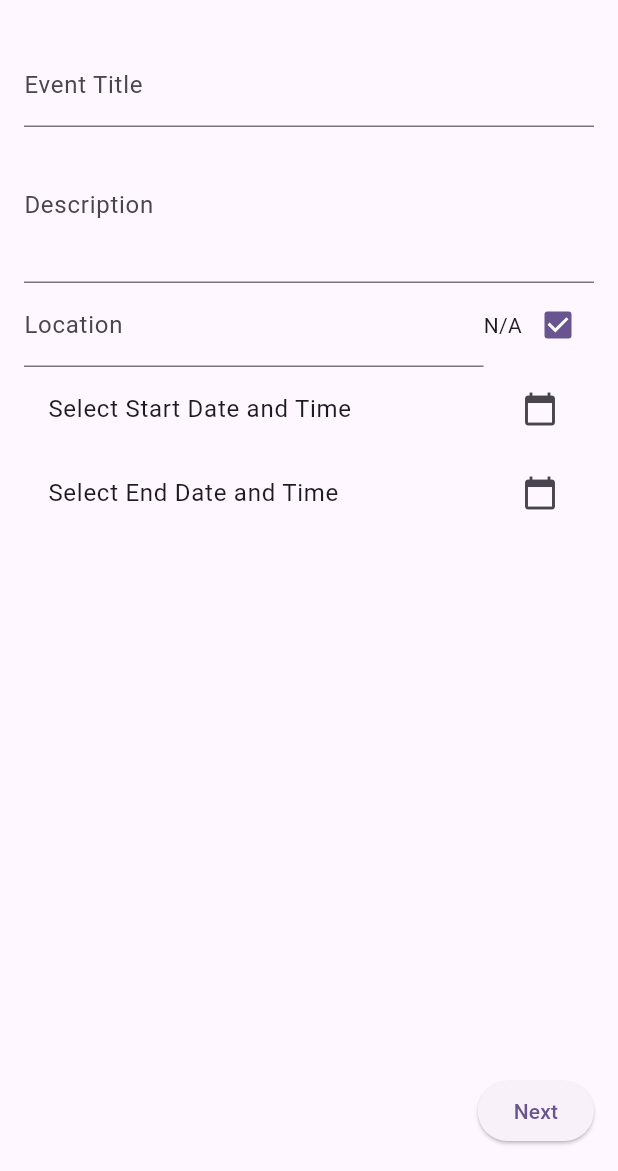
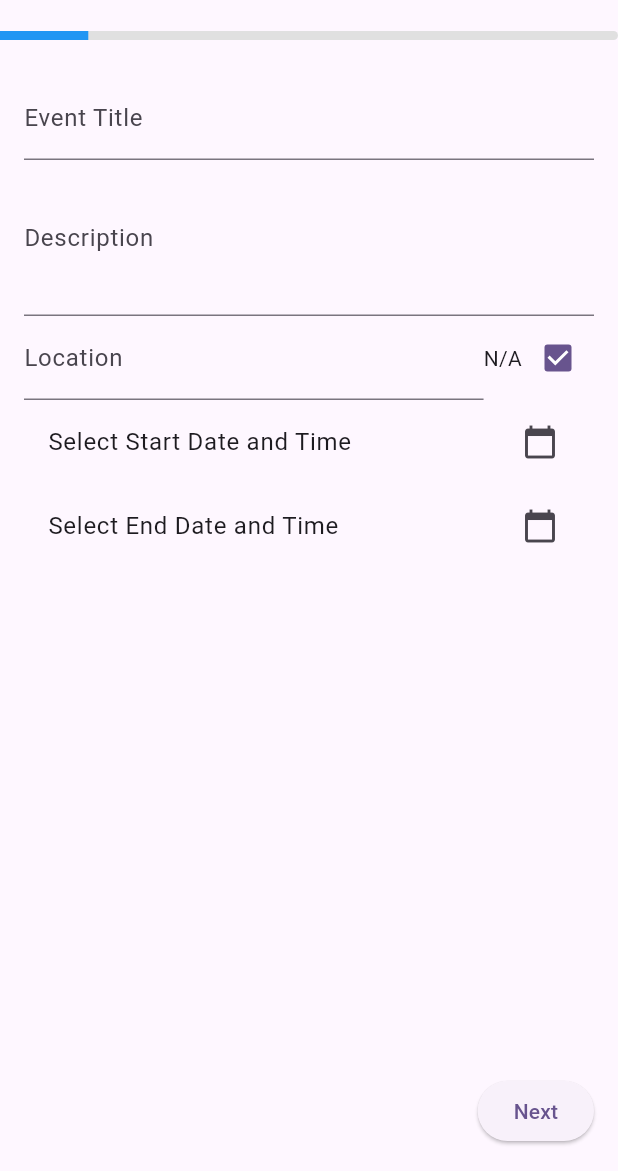
Before and after one commit to rjw1428/txt-invite, a Flutter app: the CreateEventScreen screen opened directly, on a phone screen of 412 x 824 dp, the part 65-1236 px from its top. Run offline on Flutter 3.47's test engine with Material 3 defaults, Android fonts, the phone set to English and light mode, and no system bars; our stand-ins replace cloud_firestore, firebase_auth, firebase_core, firebase_messaging, firebase_storage, flutter_contacts and 9 more; missing offline and left inert: add_2_calendar, another_telephony; accounts and stored records are empty.

Commit message:
Progress bar for creating event, made dashboard a tabbed navigation with current and historic events

```diff
--- a/lib/main.dart
+++ b/lib/main.dart
@@ -13,7 +13,6 @@ import 'package:txt_invite/src/services/firebase/firebase_comment_service.dart';
 import 'package:txt_invite/src/services/firebase/firebase_notification_service.dart';
 import 'package:txt_invite/src/services/firebase/firebase_template_service.dart';
 import 'package:txt_invite/src/services/telephony_service.dart';
-import 'package:txt_invite/src/ui/screens/event_history_screen.dart';
 import 'package:txt_invite/src/ui/screens/guest_list_screen.dart';
 import 'package:txt_invite/src/ui/screens/rsvp_screen.dart';
 import 'package:url_strategy/url_strategy.dart';
@@ -82,10 +81,6 @@ final _router = GoRouter(
     GoRoute(
       path: '/guest-lists',
       builder: (context, state) => const GuestListScreen(),
-    ),
-    GoRoute(
-      path: '/event-history',
-      builder: (context, state) => const EventHistoryScreen(),
     ),
   ],
   redirect: (context, state) {
--- a/lib/src/ui/screens/create_event_screen.dart
+++ b/lib/src/ui/screens/create_event_screen.dart
@@ -15,6 +15,7 @@ import 'package:txt_invite/src/ui/widgets/create_event_steps/guest_list_manageme
 import 'package:txt_invite/src/ui/widgets/create_event_steps/invitation_customization_step.dart';
 import 'package:txt_invite/src/ui/widgets/create_event_steps/sms_status_step.dart';
 import 'package:txt_invite/src/ui/widgets/create_event_steps/template_selection_step.dart';
+import 'package:txt_invite/src/ui/widgets/progress_bar.dart';
 import 'package:txt_invite/src/utils/constants.dart';
 import 'package:txt_invite/src/utils/functions.dart';
 
@@ -213,6 +214,14 @@ class _CreateEventScreenState extends State<CreateEventScreen> {
         children: [
           Column(
             children: [
+              Padding(
+                padding: const EdgeInsets.symmetric(horizontal: 0.0, vertical: 8.0),
+                child: AnimatedProgressbar(
+                  value: (_currentPage.index + 1) / CreateEventSteps.values.length,
+                  height: 6,
+                  backgroundColor: Colors.grey[300],
+                ),
+              ),
               Expanded(
                 child: PageView(
                   controller: _pageController,
--- /dev/null
+++ b/lib/src/ui/widgets/progress_bar.dart
@@ -0,0 +1,39 @@
+import 'package:flutter/material.dart';
+
+class AnimatedProgressbar extends StatelessWidget {
+  final double value;
+  final double height;
+  final Color? backgroundColor;
+
+  const AnimatedProgressbar({super.key, required this.value, this.backgroundColor = Colors.grey, this.height = 12});
+
+  @override
+  Widget build(BuildContext context) {
+    return LayoutBuilder(
+      builder: (BuildContext context, BoxConstraints box) {
+        return Stack(
+          children: [
+            Container(
+              height: height,
+              decoration: BoxDecoration(
+                color: backgroundColor,
+                borderRadius: BorderRadius.all(Radius.circular(height)),
+              ),
+            ),
+            AnimatedContainer(
+              duration: const Duration(milliseconds: 800),
+              curve: Curves.easeOutCubic,
+              height: height,
+              width: box.maxWidth * _floor(value),
+              decoration: BoxDecoration(color: Colors.blue),
+            ),
+          ],
+        );
+      },
+    );
+  }
+
+  _floor(double value, [min = 0.0]) {
+    return value.sign <= min ? min : value;
+  }
+}
```
Also changed, not shown: lib/src/ui/screens/dashboard_screen.dart (+141 -16 lines), lib/src/ui/screens/event_history_screen.dart (deleted, +0 -116 lines), lib/src/ui/widgets/app_drawer.dart (+1 -8 lines).
